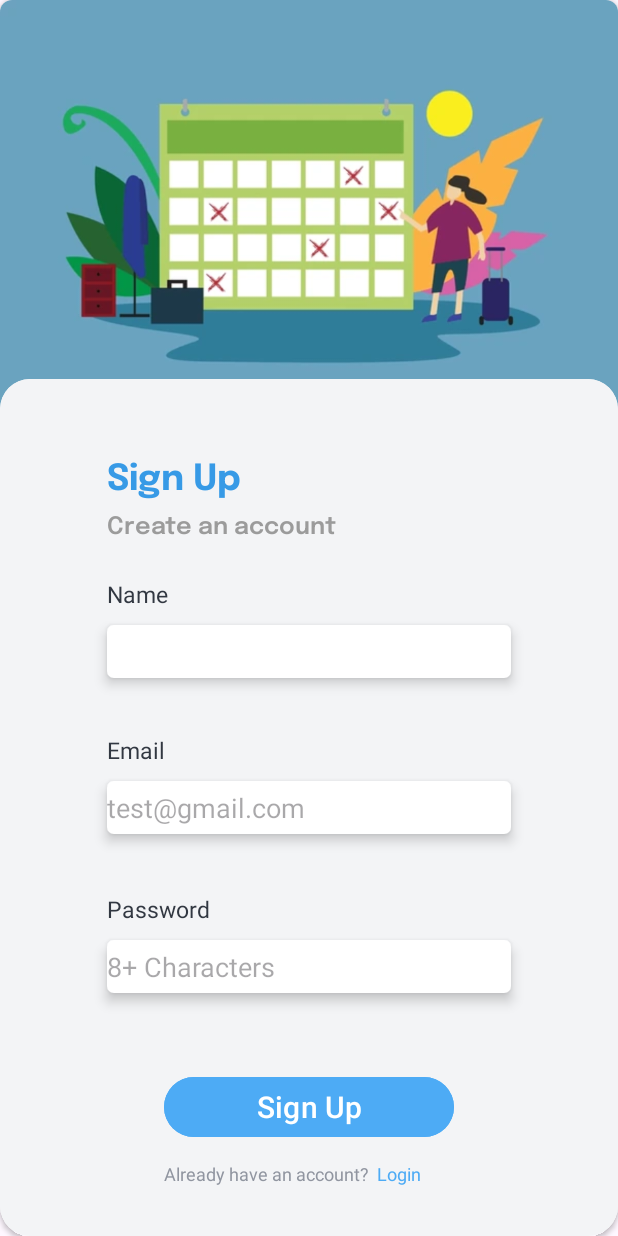
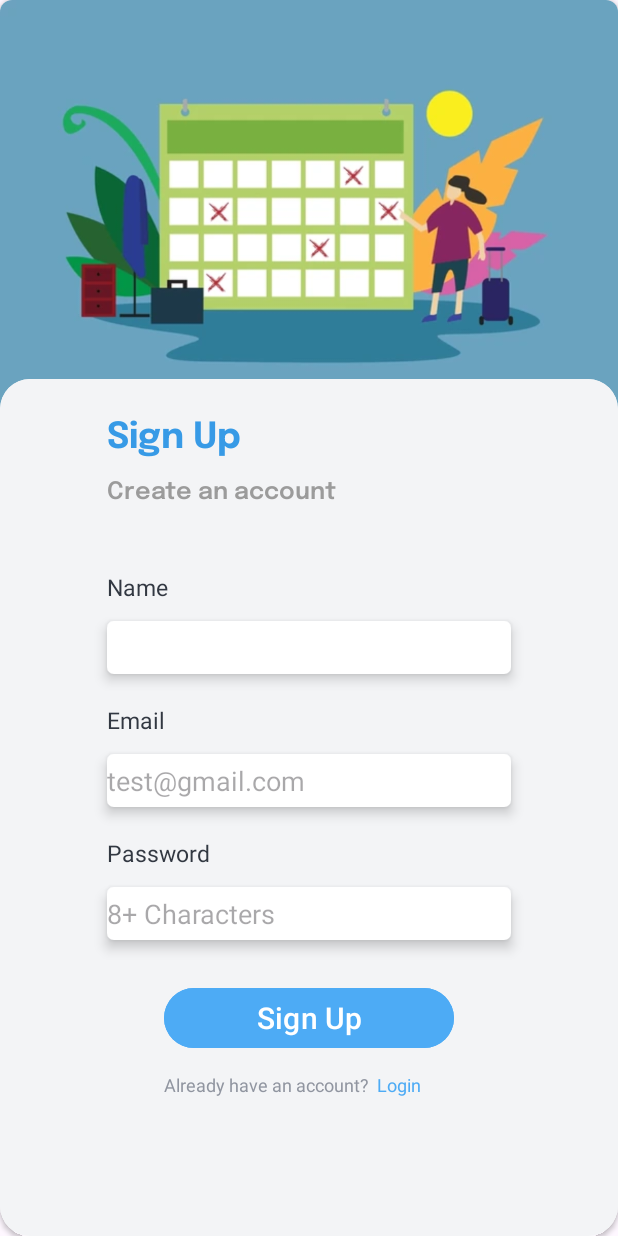
Before and after one commit to bsoc-bitbyte/myLeave, an Android app: the screen it shows after launch (SignUpActivity), on a phone screen of 412 x 824 dp. Run offline under Robolectric (Android 15) with nearby library versions, the phone set to English and light mode, and no system bars.

Commit message:
Fixed all problems in SignUp layout

```diff
--- a/app/src/main/res/layout/activity_sign_up.xml
+++ b/app/src/main/res/layout/activity_sign_up.xml
@@ -1,11 +1,15 @@
 <?xml version="1.0" encoding="utf-8"?>
-<RelativeLayout xmlns:android="http://schemas.android.com/apk/res/android"
+<androidx.constraintlayout.widget.ConstraintLayout xmlns:android="http://schemas.android.com/apk/res/android"
     xmlns:app="http://schemas.android.com/apk/res-auto"
     xmlns:tools="http://schemas.android.com/tools"
     android:id="@+id/main"
     android:layout_width="match_parent"
     android:layout_height="match_parent"
     tools:context=".ui.home.SignUpActivity">
+
+    <RelativeLayout
+        android:layout_width="match_parent"
+        android:layout_height="match_parent">
 
         <androidx.cardview.widget.CardView
             android:id="@+id/top_cardView"
@@ -38,116 +42,131 @@
                 android:background="#F3F4F6">
 
                 <TextView
+                    android:id="@+id/reference"
+                    android:layout_width="wrap_content"
+                    android:layout_height="5dp"
+                    android:minWidth="269dp"
+                    android:alpha="0"
+                    app:layout_constraintEnd_toEndOf="parent"
+                    app:layout_constraintStart_toStartOf="parent"
+                    app:layout_constraintTop_toTopOf="parent" />
+
+
+                <TextView
                     android:id="@+id/tvSignUp"
                     android:layout_width="wrap_content"
                     android:layout_height="wrap_content"
-                android:layout_marginBottom="5dp"
                     android:fontFamily="@font/epilogue_bold"
                     android:text="@string/sign_up"
                     android:textColor="#379AE6"
                     android:textSize="24sp"
-                app:layout_constraintBottom_toTopOf="@+id/tvCreateAccount"
-                app:layout_constraintStart_toStartOf="@+id/tvCreateAccount" />
+                    app:layout_constraintBottom_toBottomOf="parent"
+                    app:layout_constraintStart_toStartOf="@+id/reference"
+                    app:layout_constraintTop_toTopOf="parent"
+                    app:layout_constraintVertical_bias="0.035" />
 
                 <TextView
                     android:id="@+id/tvCreateAccount"
                     android:layout_width="wrap_content"
                     android:layout_height="wrap_content"
-                android:layout_marginBottom="25dp"
+                    android:layout_marginTop="10dp"
                     android:fontFamily="@font/epilogue_semibold"
                     android:text="@string/create_an_account"
                     android:textColor="#9B9B9B"
                     android:textSize="16sp"
-                app:layout_constraintBottom_toTopOf="@+id/tvName"
-                app:layout_constraintStart_toStartOf="@+id/tvName" />
+                    app:layout_constraintStart_toStartOf="@+id/tvSignUp"
+                    app:layout_constraintTop_toBottomOf="@+id/tvSignUp" />
 
                 <TextView
                     android:id="@+id/tvName"
                     android:layout_width="wrap_content"
                     android:layout_height="wrap_content"
-                android:layout_marginBottom="10dp"
+                    android:layout_marginTop="44dp"
                     android:text="@string/name"
                     android:textColor="#323842"
                     android:textSize="15sp"
-                app:layout_constraintBottom_toTopOf="@+id/etName"
-                app:layout_constraintStart_toStartOf="@+id/etName" />
+                    app:layout_constraintStart_toStartOf="@+id/tvCreateAccount"
+                    app:layout_constraintTop_toBottomOf="@+id/tvCreateAccount" />
 
                 <EditText
                     android:id="@+id/etName"
-                android:layout_width="269dp"
-                android:layout_height="35dp"
+                    android:layout_width="wrap_content"
+                    android:layout_height="wrap_content"
+                    android:layout_marginTop="12dp"
                     android:background="@drawable/custom_edittext"
                     android:elevation="5dp"
+                    android:minWidth="269dp"
+                    android:minHeight="35dp"
                     android:textColor="@color/black"
-                app:layout_constraintBottom_toBottomOf="parent"
                     app:layout_constraintEnd_toEndOf="parent"
                     app:layout_constraintStart_toStartOf="parent"
-                app:layout_constraintTop_toTopOf="parent"
-                app:layout_constraintVertical_bias="0.306" />
+                    app:layout_constraintTop_toBottomOf="@+id/tvName" />
 
                 <TextView
                     android:id="@+id/tvEmail"
                     android:layout_width="wrap_content"
                     android:layout_height="wrap_content"
-                android:layout_marginBottom="10dp"
+                    android:layout_marginTop="20dp"
                     android:text="@string/email"
                     android:textColor="#323842"
                     android:textSize="15sp"
-                app:layout_constraintBottom_toTopOf="@+id/etEmail"
-                app:layout_constraintStart_toStartOf="@+id/etEmail" />
+                    app:layout_constraintStart_toStartOf="@+id/tvName"
+                    app:layout_constraintTop_toBottomOf="@+id/etName" />
 
                 <EditText
                     android:id="@+id/etEmail"
-                android:layout_width="269dp"
-                android:layout_height="35dp"
+                    android:layout_width="wrap_content"
+                    android:layout_height="wrap_content"
+                    android:layout_marginTop="12dp"
                     android:background="@drawable/custom_edittext"
                     android:elevation="5dp"
                     android:hint="@string/hint_email"
+                    android:minWidth="269dp"
+                    android:minHeight="35dp"
                     android:textColor="@color/black"
-                app:layout_constraintBottom_toBottomOf="parent"
                     app:layout_constraintEnd_toEndOf="parent"
                     app:layout_constraintStart_toStartOf="parent"
-                app:layout_constraintTop_toTopOf="parent" />
+                    app:layout_constraintTop_toBottomOf="@+id/tvEmail" />
 
                 <TextView
                     android:id="@+id/tvPassword"
                     android:layout_width="wrap_content"
                     android:layout_height="wrap_content"
-                android:layout_marginBottom="10dp"
+                    android:layout_marginTop="20dp"
                     android:text="@string/password"
                     android:textColor="#323842"
                     android:textSize="15sp"
-                app:layout_constraintBottom_toTopOf="@+id/etPassword"
-                app:layout_constraintStart_toStartOf="@+id/etPassword" />
+                    app:layout_constraintStart_toStartOf="@+id/tvEmail"
+                    app:layout_constraintTop_toBottomOf="@+id/etEmail" />
 
                 <EditText
                     android:id="@+id/etPassword"
-                android:layout_width="269dp"
-                android:layout_height="35dp"
+                    android:layout_width="wrap_content"
+                    android:layout_height="wrap_content"
+                    android:layout_marginTop="12dp"
                     android:background="@drawable/custom_edittext"
                     android:elevation="5dp"
                     android:hint="@string/condition_password"
                     android:inputType="textPassword"
+                    android:minWidth="269dp"
+                    android:minHeight="35dp"
                     android:textColor="@color/black"
-                app:layout_constraintBottom_toBottomOf="parent"
                     app:layout_constraintEnd_toEndOf="parent"
                     app:layout_constraintStart_toStartOf="parent"
-                app:layout_constraintTop_toTopOf="parent"
-                app:layout_constraintVertical_bias="0.698" />
+                    app:layout_constraintTop_toBottomOf="@+id/tvPassword" />
 
                 <Button
                     android:id="@+id/btnSignUp"
                     android:layout_width="193dp"
                     android:layout_height="wrap_content"
+                    android:layout_marginTop="28dp"
                     android:backgroundTint="#4DABF5"
                     android:text="@string/sign_up"
                     android:textColor="@color/white"
                     android:textSize="20sp"
-                app:layout_constraintBottom_toBottomOf="parent"
                     app:layout_constraintEnd_toEndOf="parent"
                     app:layout_constraintStart_toStartOf="parent"
-                app:layout_constraintTop_toTopOf="parent"
-                app:layout_constraintVertical_bias="0.881" />
+                    app:layout_constraintTop_toBottomOf="@+id/etPassword" />
 
                 <TextView
                     android:id="@+id/tvAccount"
@@ -178,3 +197,4 @@
         </androidx.cardview.widget.CardView>
 
     </RelativeLayout>
+</androidx.constraintlayout.widget.ConstraintLayout>
```
Lines whose indentation alone changed are shown as unchanged.
